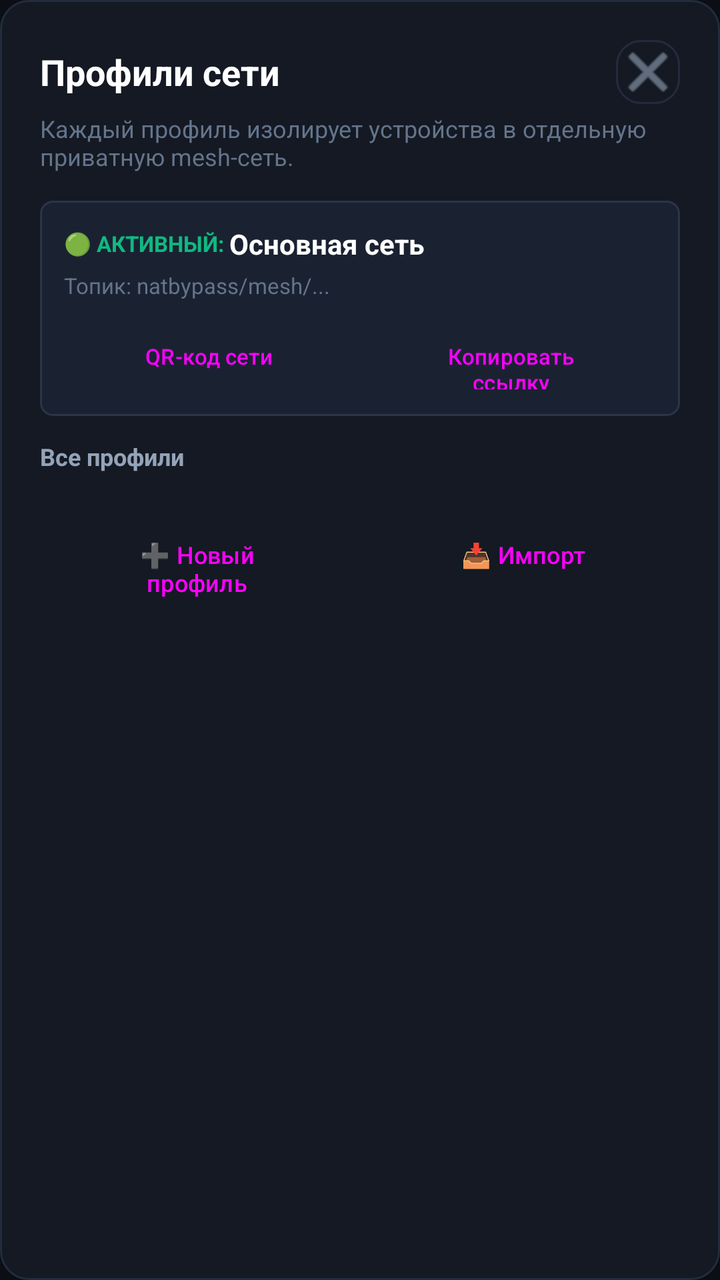
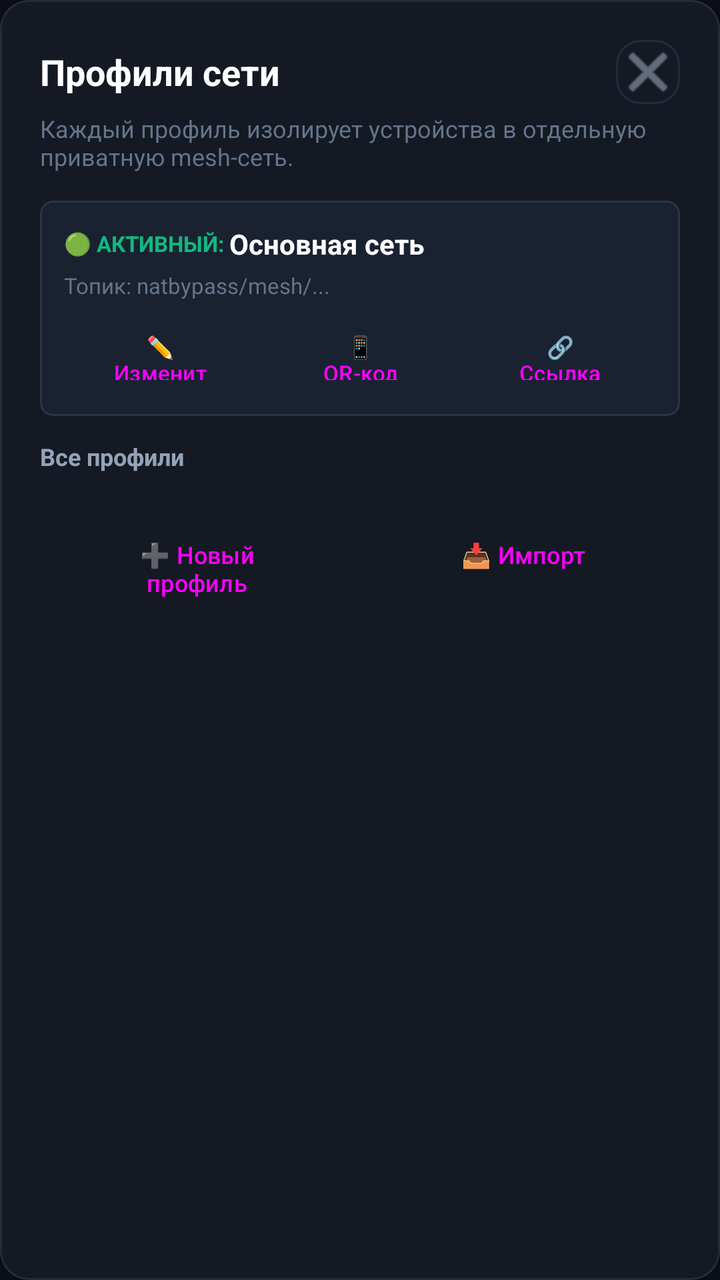

Screens rendered from an Android XML layout before and after an edit, with the pre-edit source and the edit as a unified diff.
<!-- AndroidManifest.xml: application theme Theme.NatBypass -->
<!-- res/layout/dialog_profile_manager.xml -->
<?xml version="1.0" encoding="utf-8"?>
<LinearLayout xmlns:android="http://schemas.android.com/apk/res/android"
    xmlns:app="http://schemas.android.com/apk/res-auto"
    android:layout_width="match_parent"
    android:layout_height="wrap_content"
    android:background="@drawable/bg_card"
    android:orientation="vertical"
    android:padding="20dp">

    
    <LinearLayout
        android:layout_width="match_parent"
        android:layout_height="wrap_content"
        android:gravity="center_vertical"
        android:orientation="horizontal">

        <TextView
            android:layout_width="0dp"
            android:layout_height="wrap_content"
            android:layout_weight="1"
            android:text="Профили сети"
            android:textColor="@color/text_primary"
            android:textSize="18sp"
            android:textStyle="bold" />

        <ImageButton
            android:id="@+id/btnDialogClose"
            android:layout_width="32dp"
            android:layout_height="32dp"
            android:background="@drawable/bg_action_btn"
            android:contentDescription="Закрыть"
            app:srcCompat="@android:drawable/ic_menu_close_clear_cancel"
            app:tint="@color/text_secondary" />
    </LinearLayout>

    <TextView
        android:layout_width="match_parent"
        android:layout_height="wrap_content"
        android:layout_marginTop="4dp"
        android:text="Каждый профиль изолирует устройства в отдельную приватную mesh-сеть."
        android:textColor="@color/text_muted"
        android:textSize="12sp" />

    
    <LinearLayout
        android:id="@+id/cardActiveProfile"
        android:layout_width="match_parent"
        android:layout_height="wrap_content"
        android:layout_marginTop="14dp"
        android:background="@drawable/bg_chip_blue"
        android:orientation="vertical"
        android:padding="12dp">

        <LinearLayout
            android:layout_width="match_parent"
            android:layout_height="wrap_content"
            android:gravity="center_vertical"
            android:orientation="horizontal">

            <TextView
                android:layout_width="wrap_content"
                android:layout_height="wrap_content"
                android:text="🟢 АКТИВНЫЙ: "
                android:textColor="@color/green_bright"
                android:textSize="11sp"
                android:textStyle="bold" />

            <TextView
                android:id="@+id/tvActiveProfileName"
                android:layout_width="0dp"
                android:layout_height="wrap_content"
                android:layout_weight="1"
                android:ellipsize="end"
                android:maxLines="1"
                android:text="Основная сеть"
                android:textColor="@color/text_primary"
                android:textSize="14sp"
                android:textStyle="bold" />
        </LinearLayout>

        <TextView
            android:id="@+id/tvActiveProfileTopic"
            android:layout_width="match_parent"
            android:layout_height="wrap_content"
            android:layout_marginTop="4dp"
            android:ellipsize="middle"
            android:maxLines="1"
            android:text="Топик: natbypass/mesh/..."
            android:textColor="@color/text_muted"
            android:textSize="11sp" />

        
        <LinearLayout
            android:layout_width="match_parent"
            android:layout_height="wrap_content"
            android:layout_marginTop="10dp"
            android:orientation="horizontal">

            <Button
                android:id="@+id/btnShareActiveProfileQR"
                style="@style/Widget.Material3.Button.TonalButton"
                android:layout_width="0dp"
                android:layout_height="36dp"
                android:layout_marginEnd="6dp"
                android:layout_weight="1"
                android:insetTop="0dp"
                android:insetBottom="0dp"
                android:text="QR-код сети"
                android:textSize="11sp" />

            <Button
                android:id="@+id/btnCopyActiveProfileLink"
                style="@style/Widget.Material3.Button.TonalButton"
                android:layout_width="0dp"
                android:layout_height="36dp"
                android:layout_weight="1"
                android:insetTop="0dp"
                android:insetBottom="0dp"
                android:text="Копировать ссылку"
                android:textSize="11sp" />
        </LinearLayout>
    </LinearLayout>

    
    <TextView
        android:layout_width="wrap_content"
        android:layout_height="wrap_content"
        android:layout_marginTop="12dp"
        android:text="Все профили"
        android:textColor="@color/text_secondary"
        android:textSize="12sp"
        android:textStyle="bold" />

    <LinearLayout
        android:id="@+id/containerProfilesList"
        android:layout_width="match_parent"
        android:layout_height="wrap_content"
        android:layout_marginTop="6dp"
        android:orientation="vertical" />

    
    <LinearLayout
        android:layout_width="match_parent"
        android:layout_height="wrap_content"
        android:layout_marginTop="14dp"
        android:orientation="horizontal">

        <Button
            android:id="@+id/btnCreateProfile"
            style="@style/Widget.Material3.Button"
            android:layout_width="0dp"
            android:layout_height="42dp"
            android:layout_marginEnd="6dp"
            android:layout_weight="1"
            android:text="➕ Новый профиль"
            android:textSize="12sp" />

        <Button
            android:id="@+id/btnImportProfile"
            style="@style/Widget.Material3.Button.OutlinedButton"
            android:layout_width="0dp"
            android:layout_height="42dp"
            android:layout_weight="1"
            android:text="📥 Импорт"
            android:textSize="12sp" />
    </LinearLayout>
</LinearLayout>
<!-- resources referenced by this layout -->
<resources>
  <color name="green_bright">#10B981</color>
  <color name="text_muted">#64748B</color>
  <color name="text_primary">#FFFFFF</color>
  <color name="text_secondary">#94A3B8</color>
  <!-- drawable bg_action_btn (drawable) -->
  <?xml version="1.0" encoding="utf-8"?>
  <ripple xmlns:android="http://schemas.android.com/apk/res/android"
      android:color="#20FFFFFF">
      <item>
          <shape>
              <solid android:color="@color/card_bg" />
              <stroke android:width="1dp" android:color="@color/border_dark" />
              <corners android:radius="12dp" />
          </shape>
      </item>
  </ripple>
  <!-- drawable bg_card (drawable) -->
  <?xml version="1.0" encoding="utf-8"?>
  <shape xmlns:android="http://schemas.android.com/apk/res/android">
      <solid android:color="@color/card_bg" />
      <stroke android:width="1dp" android:color="@color/border_dark" />
      <corners android:radius="14dp" />
  </shape>
  <!-- drawable bg_chip_blue (drawable) -->
  <?xml version="1.0" encoding="utf-8"?>
  <shape xmlns:android="http://schemas.android.com/apk/res/android">
      <solid android:color="#1A2232" />
      <stroke android:width="1dp" android:color="#2A3548" />
      <corners android:radius="6dp" />
  </shape>
  <style name="Theme.NatBypass" parent="Theme.Material3.Dark.NoActionBar">
          <item name="android:windowBackground">@color/bg_dark</item>
          <item name="android:statusBarColor">@color/bg_dark</item>
          <item name="android:navigationBarColor">@color/bg_dark</item>
          <item name="colorPrimary">@color/accent_blue</item>
          <item name="colorSecondary">@color/green_online</item>
          <item name="colorSurface">@color/panel_dark</item>
      </style>
  <color name="card_bg">#141923</color>
  <color name="border_dark">#222C3D</color>
  <color name="bg_dark">#0B0E14</color>
  <color name="accent_blue">#3B82F6</color>
  <color name="green_online">#10B981</color>
  <color name="panel_dark">#141923</color>
</resources>

<!-- the commit's change to res/layout/dialog_profile_manager.xml (unified diff, before → after) -->
@@ -97,15 +97,27 @@
             android:orientation="horizontal">
 
             <Button
+                android:id="@+id/btnEditActiveProfile"
+                style="@style/Widget.Material3.Button.TonalButton"
+                android:layout_width="0dp"
+                android:layout_height="36dp"
+                android:layout_marginEnd="4dp"
+                android:layout_weight="1"
+                android:insetTop="0dp"
+                android:insetBottom="0dp"
+                android:text="✏️ Изменить"
+                android:textSize="11sp" />
+
+            <Button
                 android:id="@+id/btnShareActiveProfileQR"
                 style="@style/Widget.Material3.Button.TonalButton"
                 android:layout_width="0dp"
                 android:layout_height="36dp"
-                android:layout_marginEnd="6dp"
+                android:layout_marginEnd="4dp"
                 android:layout_weight="1"
                 android:insetTop="0dp"
                 android:insetBottom="0dp"
-                android:text="QR-код сети"
+                android:text="📱 QR-код"
                 android:textSize="11sp" />
 
             <Button
@@ -116,7 +128,7 @@
                 android:layout_weight="1"
                 android:insetTop="0dp"
                 android:insetBottom="0dp"
-                android:text="Копировать ссылку"
+                android:text="🔗 Ссылка"
                 android:textSize="11sp" />
         </LinearLayout>
     </LinearLayout>
